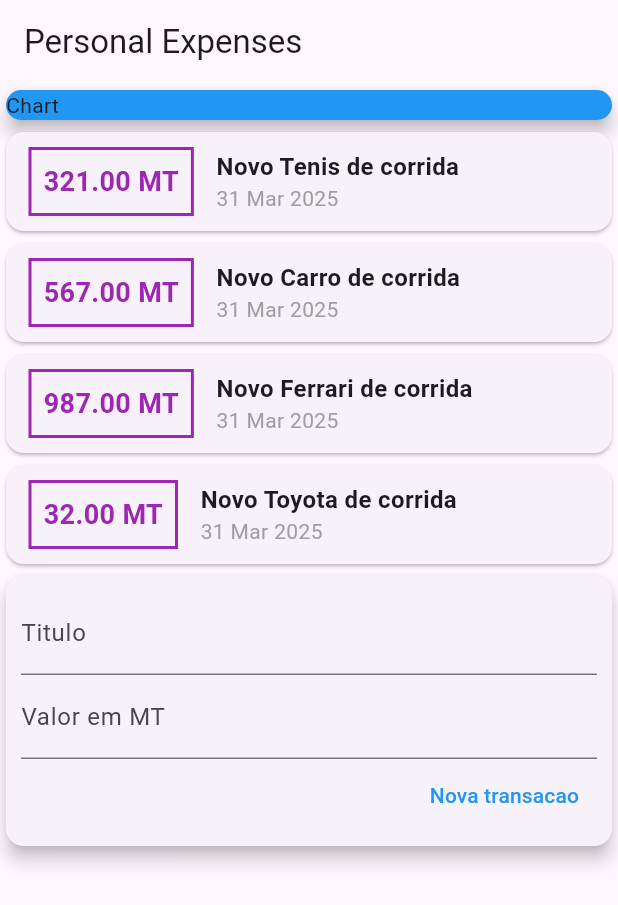
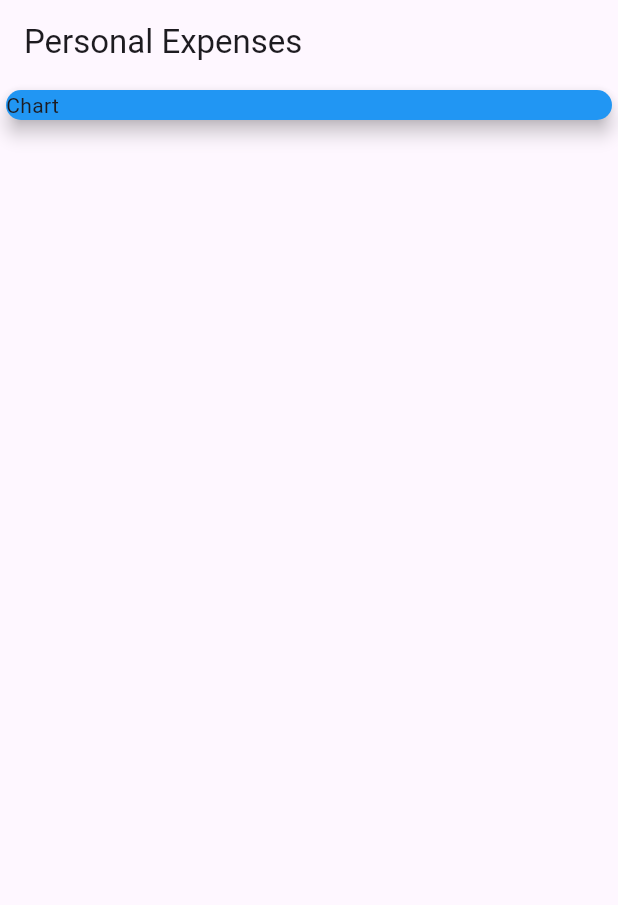
Before and after one commit to Antonio-Sitoe/expenses, a Flutter app: the screen it shows after launch, on a phone screen of 412 x 824 dp. Shown: the top 905 px of the screen. Run offline on Flutter 3.47's test engine with Material 3 defaults, Android fonts, the phone set to English and light mode, and no system bars.

```diff
--- a/lib/components/transations_list.dart
+++ b/lib/components/transations_list.dart
@@ -6,11 +6,10 @@ import 'package:intl/intl.dart';
 class TransitionsList extends StatelessWidget {
   final List<Transaction> transations;
 
-  const TransitionsList(this.transations);
+  const TransitionsList(this.transations, {super.key});
 
   @override
   Widget build(BuildContext context) {
-    // TODO: implement build
     return Column(
       children:
           transations
--- a/lib/main.dart
+++ b/lib/main.dart
@@ -1,7 +1,4 @@
-import 'package:expenses/components/transations_list.dart';
-import 'package:intl/intl.dart';
 import 'package:flutter/material.dart';
-import 'models/transaction.dart';
 
 void main() {
   runApp(const ExpensesApp());
@@ -16,35 +13,7 @@ class ExpensesApp extends StatelessWidget {
 }
 
 class MyHomePage extends StatelessWidget {
-  final TextEditingController titleController = TextEditingController();
-  final TextEditingController valueController = TextEditingController();
-
-  final _transations = [
-    Transaction(
-      id: "123",
-      date: DateTime.now(),
-      value: 321,
-      title: "Novo Tenis de corrida",
-    ),
-    Transaction(
-      id: "12",
-      date: DateTime.now(),
-      value: 567,
-      title: "Novo Carro de corrida",
-    ),
-    Transaction(
-      id: "1",
-      date: DateTime.now(),
-      value: 987,
-      title: "Novo Ferrari de corrida",
-    ),
-    Transaction(
-      id: "124",
-      date: DateTime.now(),
-      value: 32,
-      title: "Novo Toyota de corrida",
-    ),
-  ];
+  MyHomePage({super.key});
 
   @override
   Widget build(BuildContext context) {
@@ -57,39 +26,6 @@ class MyHomePage extends StatelessWidget {
             width: double.infinity,
             child: Card(elevation: 5, color: Colors.blue, child: Text("Chart")),
           ),
-          TransitionsList(_transations),
-          Card(
-            elevation: 5,
-            child: Padding(
-              padding: EdgeInsets.all(10),
-              child: Column(
-                children: [
-                  TextField(
-                    controller: titleController,
-                    decoration: InputDecoration(labelText: "Titulo"),
-                  ),
-                  TextField(
-                    controller: valueController,
-                    decoration: InputDecoration(labelText: "Valor em MT"),
-                  ),
-                  Row(
-                    mainAxisAlignment: MainAxisAlignment.end,
-                    children: [
-                      TextButton(
-                        style: TextButton.styleFrom(
-                          foregroundColor: Colors.blue,
-                        ),
-                        onPressed: () {
-                          print(valueController.text);
-                        },
-                        child: Text('Nova transacao'),
-                      ),
-                    ],
-                  ),
-                ],
-              ),
-            ),
-          ),
         ],
       ),
     );
```
Also changed, not shown: lib/components/transaction_form.dart (added, +40 -0 lines), lib/components/transaction_user.dart (added, +55 -0 lines), 8 other files.
